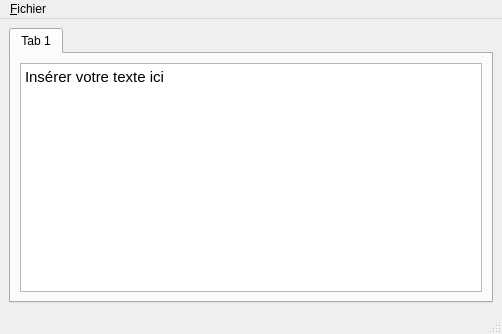
Before: the Qt Designer form code pour editor Cpp/mainwindow.ui in sylverun/Linux_Cpp_embarque_IVVQ, drawn with Qt 5.
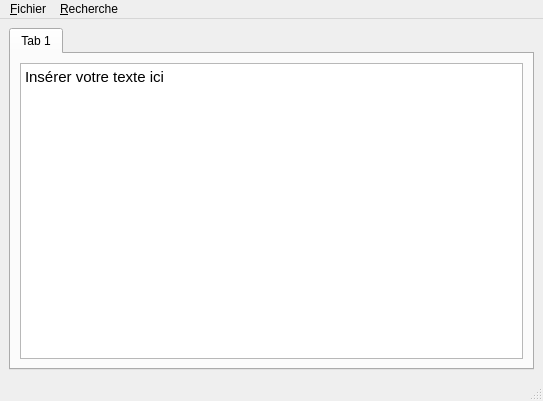
After: the same form once the commit is applied.

Commit message: recherche ne trouve pas

Patch:
```diff
--- a/code pour editor Cpp/mainwindow.ui
+++ b/code pour editor Cpp/mainwindow.ui
@@ -6,8 +6,8 @@
    <rect>
     <x>0</x>
     <y>0</y>
-    <width>502</width>
-    <height>334</height>
+    <width>543</width>
+    <height>401</height>
    </rect>
   </property>
   <property name="windowTitle">
@@ -50,7 +50,7 @@
     <rect>
      <x>0</x>
      <y>0</y>
-     <width>502</width>
+     <width>543</width>
      <height>23</height>
     </rect>
    </property>
@@ -61,7 +61,15 @@
     <addaction name="action_Ouvrir"/>
     <addaction name="action_Sauver"/>
    </widget>
+   <widget class="QMenu" name="menu_Recherche">
+    <property name="title">
+     <string>&amp;Recherche</string>
+    </property>
+    <addaction name="action_Rechercher"/>
+    <addaction name="action_Remplacer"/>
+   </widget>
    <addaction name="menu_Fichier"/>
+   <addaction name="menu_Recherche"/>
   </widget>
   <widget class="QStatusBar" name="statusbar"/>
   <action name="action_Ouvrir">
```
Left out of the diff: 20 changed lines with no effect on the pictures. The commit also changes 6 other files.
